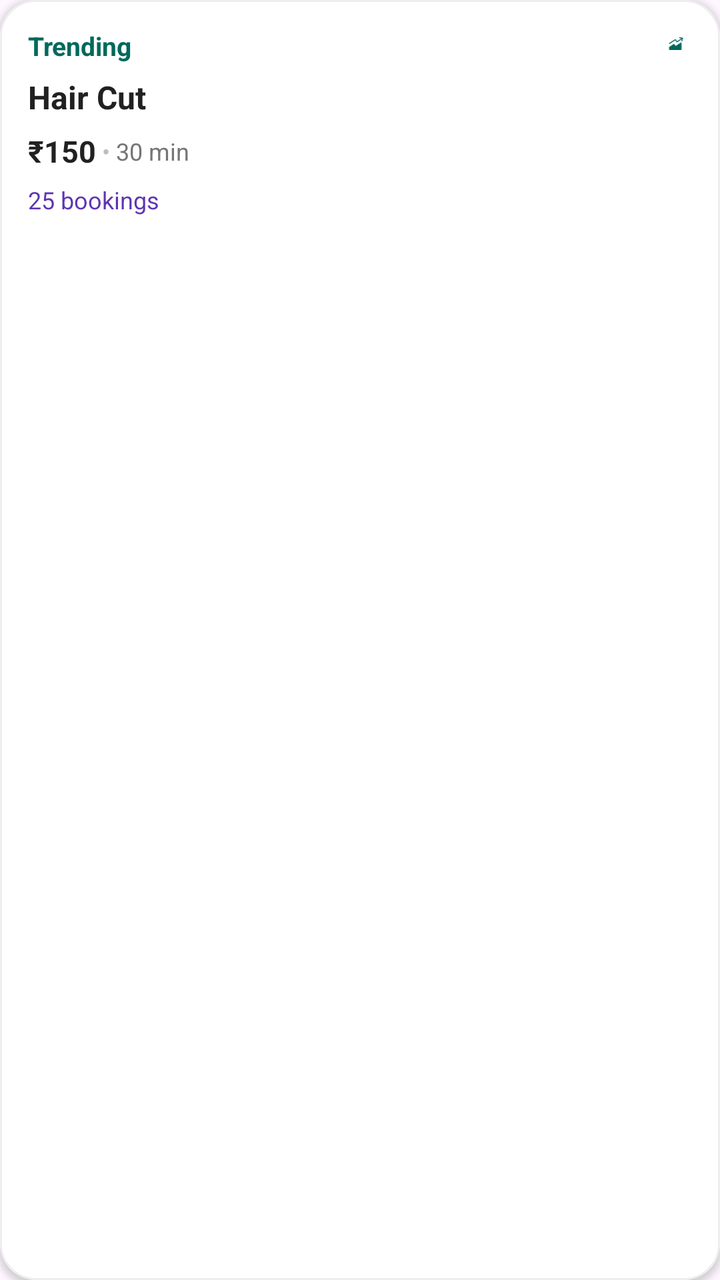
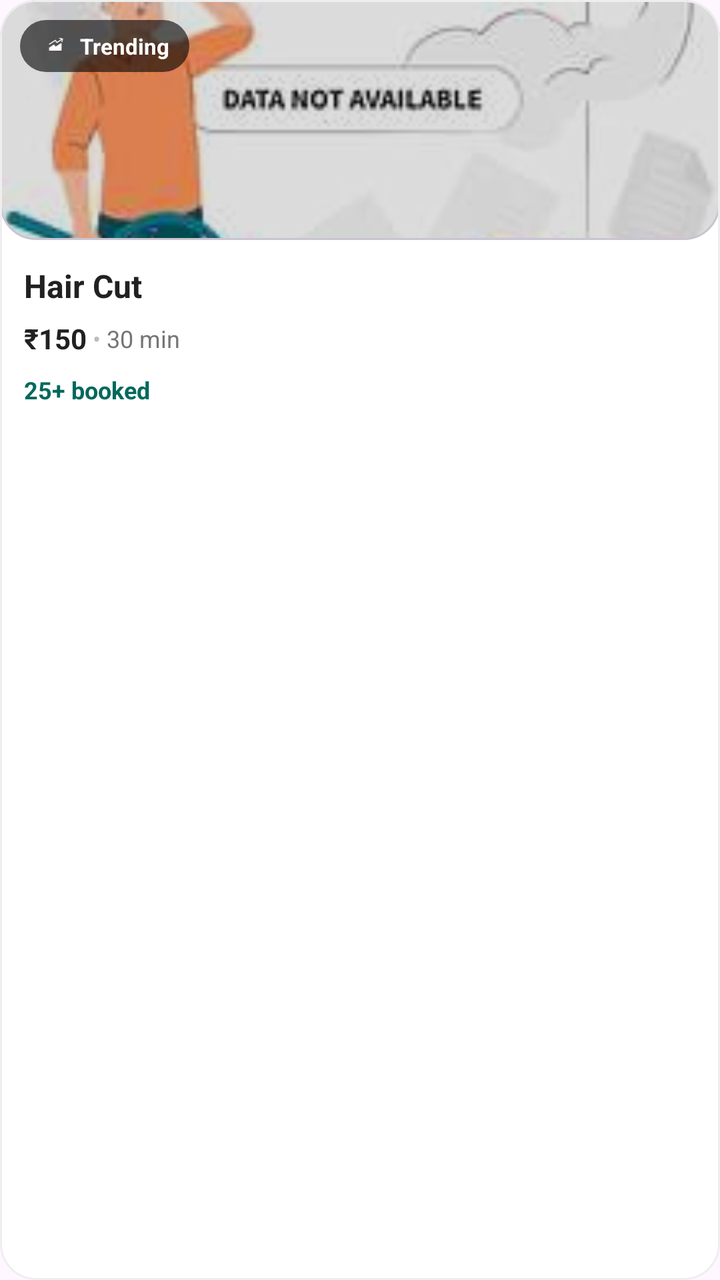

An Android layout rendered at two revisions. The XML below is the earlier revision; the diff shows what the commit changed to produce the second picture.
<!-- AndroidManifest.xml: application theme Theme.TheKaincheeUser -->
<!-- res/layout/item_trending_service.xml -->
<com.google.android.material.card.MaterialCardView
    xmlns:android="http://schemas.android.com/apk/res/android"
    xmlns:app="http://schemas.android.com/apk/res-auto"
    android:layout_width="150dp"
    android:layout_height="wrap_content"
    app:cardCornerRadius="18dp"
    app:cardElevation="2dp"
    app:strokeWidth="1dp"
    app:strokeColor="#EEEEEE"
    app:cardBackgroundColor="#FFFFFF"
    android:layout_marginStart="8dp"
    android:layout_marginEnd="8dp"
    android:layout_marginTop="4dp"
    android:layout_marginBottom="4dp"
    android:clickable="true"
    android:focusable="true"
    app:rippleColor="?attr/colorControlHighlight">

    <LinearLayout
        android:layout_width="match_parent"
        android:layout_height="wrap_content"
        android:orientation="vertical"
        android:padding="14dp">

        
        <LinearLayout
            android:layout_width="match_parent"
            android:layout_height="wrap_content"
            android:orientation="horizontal"
            android:gravity="center_vertical">

            <TextView
                android:layout_width="0dp"
                android:layout_height="wrap_content"
                android:layout_weight="1"
                android:text="Trending"
                android:textSize="13sp"
                android:textStyle="bold"
                android:textColor="@color/primaryColor"/>

            <ImageView
                android:layout_width="16dp"
                android:layout_height="16dp"
                android:src="@drawable/noun_trend_chart_7969412"
                android:tint="@color/primaryColor"/>
        </LinearLayout>

        
        <TextView
            android:id="@+id/tvServiceName"
            android:layout_width="match_parent"
            android:layout_height="wrap_content"
            android:text="Hair Cut"
            android:textSize="16sp"
            android:textStyle="bold"
            android:textColor="#212121"
            android:layout_marginTop="6dp"
            android:maxLines="1"
            android:ellipsize="end"/>

        
        <LinearLayout
            android:layout_width="match_parent"
            android:layout_height="wrap_content"
            android:orientation="horizontal"
            android:layout_marginTop="6dp"
            android:gravity="center_vertical">

            <TextView
                android:id="@+id/tvPrice"
                android:layout_width="wrap_content"
                android:layout_height="wrap_content"
                android:text="₹150"
                android:textSize="15sp"
                android:textStyle="bold"
                android:textColor="#212121"/>

            <TextView
                android:layout_width="wrap_content"
                android:layout_height="wrap_content"
                android:text=" • "
                android:textSize="12sp"
                android:textColor="#BDBDBD"/>

            <TextView
                android:id="@+id/tvDuration"
                android:layout_width="wrap_content"
                android:layout_height="wrap_content"
                android:text="30 min"
                android:textSize="12sp"
                android:textColor="#757575"/>

        </LinearLayout>

        
        <TextView
            android:id="@+id/tvBookings"
            android:layout_width="wrap_content"
            android:layout_height="wrap_content"
            android:text="25 bookings"
            android:textSize="12sp"
            android:textColor="#5E35B1"
            android:layout_marginTop="6dp"/>

    </LinearLayout>

</com.google.android.material.card.MaterialCardView>
<!-- resources referenced by this layout -->
<resources>
  <color name="primaryColor">#00695C</color>
  <!-- drawable noun_trend_chart_7969412 (drawable) -->
  <vector xmlns:android="http://schemas.android.com/apk/res/android" android:height="29.454546dp" android:viewportHeight="135" android:viewportWidth="110" android:width="24dp">
        
      <path android:fillColor="#FF000000" android:pathData="m27.79,61.71c0.38,0 0.76,-0.11 1.1,-0.33l22.86,-15.19 5.29,7.96c0.29,0.44 0.75,0.75 1.27,0.85 0.52,0.11 1.06,0 1.5,-0.29l19.48,-12.94 -1.45,7.2c-0.22,1.08 0.48,2.14 1.57,2.36 0.13,0.03 0.27,0.04 0.4,0.04 0.93,0 1.77,-0.66 1.96,-1.6l2.41,-11.93c0.03,-0.13 0.04,-0.26 0.04,-0.39 0,-0.06 -0.01,-0.11 -0.02,-0.17 0,-0.07 0,-0.15 -0.02,-0.22 -0.01,-0.07 -0.04,-0.13 -0.06,-0.2 -0.02,-0.06 -0.03,-0.12 -0.05,-0.18 -0.05,-0.12 -0.11,-0.23 -0.17,-0.33v-0.02c-0.07,-0.11 -0.16,-0.21 -0.25,-0.3 -0.04,-0.04 -0.09,-0.08 -0.14,-0.11 -0.05,-0.05 -0.11,-0.09 -0.16,-0.13 -0.06,-0.04 -0.12,-0.07 -0.18,-0.1 -0.06,-0.03 -0.11,-0.06 -0.17,-0.09 -0.09,-0.04 -0.18,-0.06 -0.27,-0.08 -0.04,0 -0.07,-0.03 -0.11,-0.03l-11.94,-2.41c-1.08,-0.22 -2.14,0.48 -2.36,1.57s0.48,2.14 1.57,2.36l7.2,1.45 -17.81,11.84 -5.29,-7.96c-0.29,-0.44 -0.75,-0.75 -1.27,-0.85 -0.52,-0.1 -1.06,0 -1.5,0.29l-24.53,16.3c-0.92,0.61 -1.17,1.85 -0.56,2.77 0.38,0.58 1.02,0.89 1.67,0.89z"/>
        
      <path android:fillColor="#FF000000" android:pathData="m27.79,86.99h48.46c1.1,0 2,-0.9 2,-2v-27.53c0,-0.74 -0.41,-1.41 -1.06,-1.76 -0.65,-0.35 -1.44,-0.31 -2.05,0.1l-21.83,14.51 -5.29,-7.96c-0.61,-0.92 -1.85,-1.17 -2.77,-0.56l-18.56,12.33c-0.56,0.37 -0.89,1 -0.89,1.67v9.21c0,1.1 0.9,2 2,2z"/>
      
  </vector>
  <style name="Theme.TheKaincheeUser" parent="Base.Theme.TheKaincheeUser" />
  <style name="Base.Theme.TheKaincheeUser" parent="Theme.Material3.DayNight.NoActionBar">
          
          
          <item name="colorPrimary">@color/primaryColor</item>
      </style>
</resources>

<!-- the commit's change to res/layout/item_trending_service.xml (unified diff, before → after) -->
@@ -1,106 +1,146 @@
+<?xml version="1.0" encoding="utf-8"?>
 <com.google.android.material.card.MaterialCardView
     xmlns:android="http://schemas.android.com/apk/res/android"
     xmlns:app="http://schemas.android.com/apk/res-auto"
-    android:layout_width="150dp"
+    android:layout_width="170dp"
     android:layout_height="wrap_content"
-    app:cardCornerRadius="18dp"
-    app:cardElevation="2dp"
-    app:strokeWidth="1dp"
-    app:strokeColor="#EEEEEE"
-    app:cardBackgroundColor="#FFFFFF"
-    android:layout_marginStart="8dp"
-    android:layout_marginEnd="8dp"
-    android:layout_marginTop="4dp"
-    android:layout_marginBottom="4dp"
+    android:layout_marginHorizontal="8dp"
+    android:layout_marginVertical="6dp"
     android:clickable="true"
     android:focusable="true"
-    app:rippleColor="?attr/colorControlHighlight">
+    app:cardBackgroundColor="@android:color/white"
+    app:cardCornerRadius="18dp"
+    app:cardElevation="3dp"
+    app:rippleColor="?attr/colorControlHighlight"
+    app:strokeColor="#EEEEEE"
+    app:strokeWidth="1dp">
 
     <LinearLayout
         android:layout_width="match_parent"
         android:layout_height="wrap_content"
-        android:orientation="vertical"
-        android:padding="14dp">
+        android:orientation="vertical">
+
+        
+        <com.google.android.material.card.MaterialCardView
+            android:layout_width="match_parent"
+            android:layout_height="120dp"
+            app:cardCornerRadius="18dp"
+            app:cardElevation="0dp">
+
+            <FrameLayout
+                android:layout_width="match_parent"
+                android:layout_height="match_parent">
+
+                
+                <ImageView
+                    android:id="@+id/ivService"
+                    android:layout_width="match_parent"
+                    android:layout_height="match_parent"
+                    android:scaleType="centerCrop"
+                    android:src="@drawable/ic_no_data"/>
+
+                
+                <View
+                    android:layout_width="match_parent"
+                    android:layout_height="match_parent"
+                    android:background="#22000000"/>
+
+                
+                <LinearLayout
+                    android:layout_width="wrap_content"
+                    android:layout_height="wrap_content"
+                    android:layout_margin="10dp"
+                    android:background="@drawable/bg_trending_chip"
+                    android:gravity="center_vertical"
+                    android:orientation="horizontal"
+                    android:paddingHorizontal="10dp"
+                    android:paddingVertical="5dp">
+
+                    <ImageView
+                        android:layout_width="16dp"
+                        android:layout_height="16dp"
+                        android:src="@drawable/noun_trend_chart_7969412"
+                        app:tint="@android:color/white"/>
+
+                    <TextView
+                        android:layout_width="wrap_content"
+                        android:layout_height="wrap_content"
+                        android:layout_marginStart="4dp"
+                        android:text="Trending"
+                        android:textColor="@android:color/white"
+                        android:textSize="11sp"
+                        android:textStyle="bold"/>
+                </LinearLayout>
+
+            </FrameLayout>
+
+        </com.google.android.material.card.MaterialCardView>
 
         
         <LinearLayout
             android:layout_width="match_parent"
             android:layout_height="wrap_content"
-            android:orientation="horizontal"
-            android:gravity="center_vertical">
+            android:orientation="vertical"
+            android:padding="12dp">
 
+            
             <TextView
-                android:layout_width="0dp"
+                android:id="@+id/tvServiceName"
+                android:layout_width="match_parent"
                 android:layout_height="wrap_content"
-                android:layout_weight="1"
-                android:text="Trending"
-                android:textSize="13sp"
-                android:textStyle="bold"
-                android:textColor="@color/primaryColor"/>
+                android:ellipsize="end"
+                android:maxLines="1"
+                android:text="Hair Cut"
+                android:textColor="#212121"
+                android:textSize="16sp"
+                android:textStyle="bold"/>
 
-            <ImageView
-                android:layout_width="16dp"
-                android:layout_height="16dp"
-                android:src="@drawable/noun_trend_chart_7969412"
-                android:tint="@color/primaryColor"/>
-        </LinearLayout>
-
-        
-        <TextView
-            android:id="@+id/tvServiceName"
-            android:layout_width="match_parent"
-            android:layout_height="wrap_content"
-            android:text="Hair Cut"
-            android:textSize="16sp"
-            android:textStyle="bold"
-            android:textColor="#212121"
-            android:layout_marginTop="6dp"
-            android:maxLines="1"
-            android:ellipsize="end"/>
-
-        
-        <LinearLayout
-            android:layout_width="match_parent"
-            android:layout_height="wrap_content"
-            android:orientation="horizontal"
-            android:layout_marginTop="6dp"
-            android:gravity="center_vertical">
-
-            <TextView
-                android:id="@+id/tvPrice"
+            
+            <LinearLayout
                 android:layout_width="wrap_content"
                 android:layout_height="wrap_content"
-                android:text="₹150"
-                android:textSize="15sp"
-                android:textStyle="bold"
-                android:textColor="#212121"/>
+                android:layout_marginTop="6dp"
+                android:gravity="center_vertical"
+                android:orientation="horizontal">
 
+                <TextView
+                    android:id="@+id/tvPrice"
+                    android:layout_width="wrap_content"
+                    android:layout_height="wrap_content"
+                    android:text="₹150"
+                    android:textColor="#212121"
+                    android:textSize="14sp"
+                    android:textStyle="bold"/>
+
+                <TextView
+                    android:layout_width="wrap_content"
+                    android:layout_height="wrap_content"
+                    android:text=" • "
+                    android:textColor="#BDBDBD"
+                    android:textSize="12sp"/>
+
+                <TextView
+                    android:id="@+id/tvDuration"
+                    android:layout_width="wrap_content"
+                    android:layout_height="wrap_content"
+                    android:text="30 min"
+                    android:textColor="#757575"
+                    android:textSize="12sp"/>
+
+            </LinearLayout>
+
+            
             <TextView
+                android:id="@+id/tvBookings"
                 android:layout_width="wrap_content"
                 android:layout_height="wrap_content"
-                android:text=" • "
+                android:layout_marginTop="8dp"
+                android:text="25+ booked"
+                android:textColor="@color/primaryColor"
                 android:textSize="12sp"
-                android:textColor="#BDBDBD"/>
-
-            <TextView
-                android:id="@+id/tvDuration"
-                android:layout_width="wrap_content"
-                android:layout_height="wrap_content"
-                android:text="30 min"
-                android:textSize="12sp"
-                android:textColor="#757575"/>
+                android:textStyle="bold"/>
 
         </LinearLayout>
-
-        
-        <TextView
-            android:id="@+id/tvBookings"
-            android:layout_width="wrap_content"
-            android:layout_height="wrap_content"
-            android:text="25 bookings"
-            android:textSize="12sp"
-            android:textColor="#5E35B1"
-            android:layout_marginTop="6dp"/>
 
     </LinearLayout>
 
<!-- resource entries referenced after the edit -->
@@ -1,6 +1,17 @@
 <!-- resources referenced by this layout -->
 <resources>
   <color name="primaryColor">#00695C</color>
+  <!-- drawable bg_trending_chip (drawable) -->
+  <?xml version="1.0" encoding="utf-8"?>
+  <shape xmlns:android="http://schemas.android.com/apk/res/android"
+      android:shape="rectangle">
+  
+      <solid android:color="#99000000"/>
+  
+      <corners android:radius="50dp"/>
+  
+  </shape>
+  <!-- drawable ic_no_data: jpg bitmap (drawable, 8681 bytes) -->
   <!-- drawable noun_trend_chart_7969412 (drawable) -->
   <vector xmlns:android="http://schemas.android.com/apk/res/android" android:height="29.454546dp" android:viewportHeight="135" android:viewportWidth="110" android:width="24dp">
         
